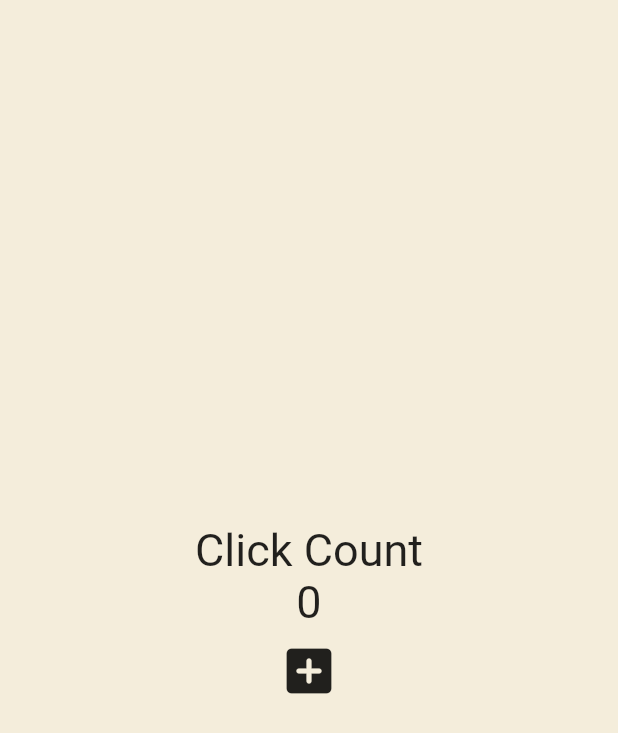
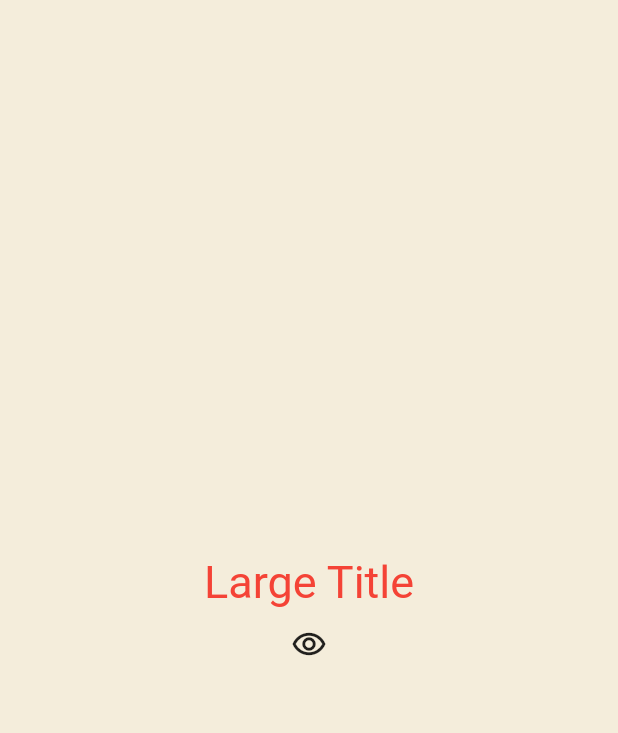
Before and after one commit to hunman89/toonflix, a Flutter app: the screen it shows after launch, on a phone screen of 412 x 824 dp. Shown: the top 733 px of the screen. Run offline on Flutter 3.47's test engine with Material 2 defaults, Android fonts, the phone set to English and light mode, and no system bars.

```diff
--- a/lib/main.dart
+++ b/lib/main.dart
@@ -14,45 +14,75 @@ class App extends StatefulWidget {
 }
 
 class _AppState extends State<App> {
-  int counter = 0;
+  bool showTitle = true;
 
-  void onClicked() {
+  void toggleTitle() {
     setState(() {
-      counter = counter + 1;
+      showTitle = !showTitle;
     });
   }
 
   @override
   Widget build(BuildContext context) {
     return MaterialApp(
+      theme: ThemeData(
+        textTheme: const TextTheme(
+          titleLarge: TextStyle(
+            color: Colors.red,
+          ),
+        ),
+      ),
       home: Scaffold(
         backgroundColor: const Color(0xFFF4EDDB),
         body: Center(
           child: Column(
             mainAxisAlignment: MainAxisAlignment.center,
             children: [
-              const Text(
-                'Click Count',
-                style: TextStyle(
-                  fontSize: 30,
+              showTitle ? const MyLargeTitle() : const Text('nothing'),
+              IconButton(
+                onPressed: toggleTitle,
+                icon: const Icon(
+                  Icons.remove_red_eye_outlined,
                 ),
-              ),
-              Text(
-                '$counter',
-                style: const TextStyle(
-                  fontSize: 30,
-                ),
-              ),
-              IconButton(
-                iconSize: 40,
-                onPressed: onClicked,
-                icon: const Icon(
-                  Icons.add_box_rounded,
-                ),
-              ),
+              )
             ],
           ),
         ),
+      ),
+    );
+  }
+}
+
+class MyLargeTitle extends StatefulWidget {
+  const MyLargeTitle({
+    super.key,
+  });
+
+  @override
+  State<MyLargeTitle> createState() => _MyLargeTitleState();
+}
+
+class _MyLargeTitleState extends State<MyLargeTitle> {
+  @override
+  void initState() {
+    super.initState();
+    print('InitState!');
+  }
+
+  @override
+  void dispose() {
+    super.dispose();
+    print('dispose!');
+  }
+
+  @override
+  Widget build(BuildContext context) {
+    print('Build!');
+    return Text(
+      'Large Title',
+      style: TextStyle(
+        fontSize: 30,
+        color: Theme.of(context).textTheme.titleLarge?.color,
       ),
     );
   }
```
